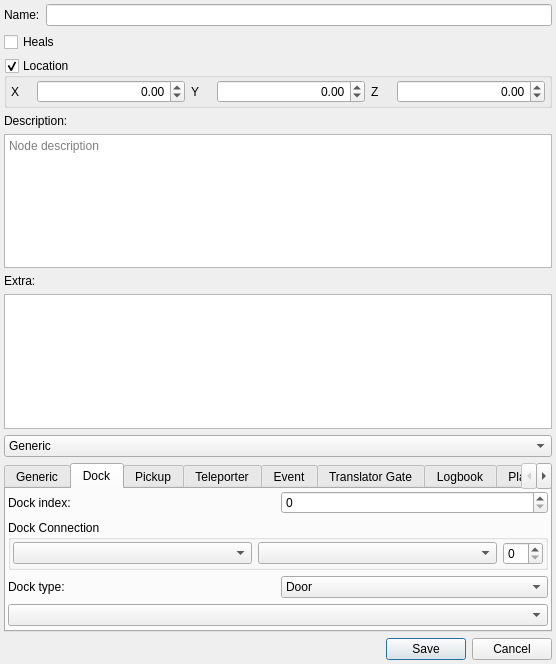
This is randovania/gui/ui_files/node_details_popup.ui in randovania/randovania as Qt 5 draws it before an edit. The edited form follows.
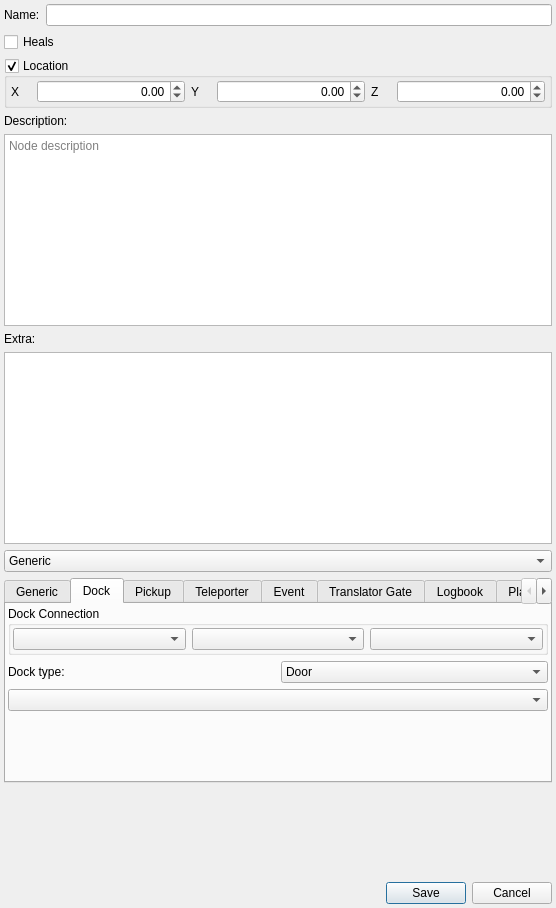
This is the edited form. The open tabs and pages were chosen to show the change.

Commit message: Change how docks connect

```diff
--- a/randovania/gui/ui_files/node_details_popup.ui
+++ b/randovania/gui/ui_files/node_details_popup.ui
@@ -7,7 +7,7 @@
     <x>0</x>
     <y>0</y>
     <width>556</width>
-    <height>664</height>
+    <height>908</height>
    </rect>
   </property>
   <property name="sizePolicy">
@@ -295,51 +295,14 @@
        <property name="bottomMargin">
         <number>2</number>
        </property>
-       <item row="2" column="1">
-        <widget class="QComboBox" name="dock_type_combo">
-         <item>
-          <property name="text">
-           <string>Door</string>
-          </property>
-         </item>
-         <item>
-          <property name="text">
-           <string>Morph Ball Door</string>
-          </property>
-         </item>
-         <item>
-          <property name="text">
-           <string>Other</string>
-          </property>
-         </item>
-         <item>
-          <property name="text">
-           <string>Portal</string>
-          </property>
-         </item>
-        </widget>
-       </item>
-       <item row="2" column="0">
+       <item row="1" column="0">
         <widget class="QLabel" name="dock_type_label">
          <property name="text">
           <string>Dock type:</string>
          </property>
         </widget>
        </item>
-       <item row="0" column="0">
-        <widget class="QLabel" name="dock_index_label">
-         <property name="text">
-          <string>Dock index:</string>
-         </property>
-        </widget>
-       </item>
-       <item row="3" column="0" colspan="2">
-        <widget class="QComboBox" name="dock_weakness_combo"/>
-       </item>
-       <item row="0" column="1">
-        <widget class="QSpinBox" name="dock_index_spin"/>
-       </item>
-       <item row="1" column="0" colspan="2">
+       <item row="0" column="0" colspan="2">
         <widget class="QGroupBox" name="dock_connection_group">
          <property name="title">
           <string>Dock Connection</string>
@@ -357,26 +320,46 @@
           <property name="bottomMargin">
            <number>2</number>
           </property>
+          <item>
+           <widget class="QComboBox" name="dock_connection_world_combo"/>
+          </item>
           <item>
            <widget class="QComboBox" name="dock_connection_area_combo"/>
           </item>
           <item>
            <widget class="QComboBox" name="dock_connection_node_combo"/>
           </item>
-          <item>
-           <widget class="QSpinBox" name="dock_connection_index_raw_spin">
-            <property name="maximumSize">
-             <size>
-              <width>40</width>
-              <height>16777215</height>
-             </size>
-            </property>
-           </widget>
-          </item>
          </layout>
         </widget>
        </item>
-       <item row="4" column="0">
+       <item row="2" column="0" colspan="2">
+        <widget class="QComboBox" name="dock_weakness_combo"/>
+       </item>
+       <item row="1" column="1">
+        <widget class="QComboBox" name="dock_type_combo">
+         <item>
+          <property name="text">
+           <string>Door</string>
+          </property>
+         </item>
+         <item>
+          <property name="text">
+           <string>Morph Ball Door</string>
+          </property>
+         </item>
+         <item>
+          <property name="text">
+           <string>Other</string>
+          </property>
+         </item>
+         <item>
+          <property name="text">
+           <string>Portal</string>
+          </property>
+         </item>
+        </widget>
+       </item>
+       <item row="3" column="0">
         <spacer name="verticalSpacer">
          <property name="orientation">
           <enum>Qt::Vertical</enum>
```
The commit also changes 19 other files.
